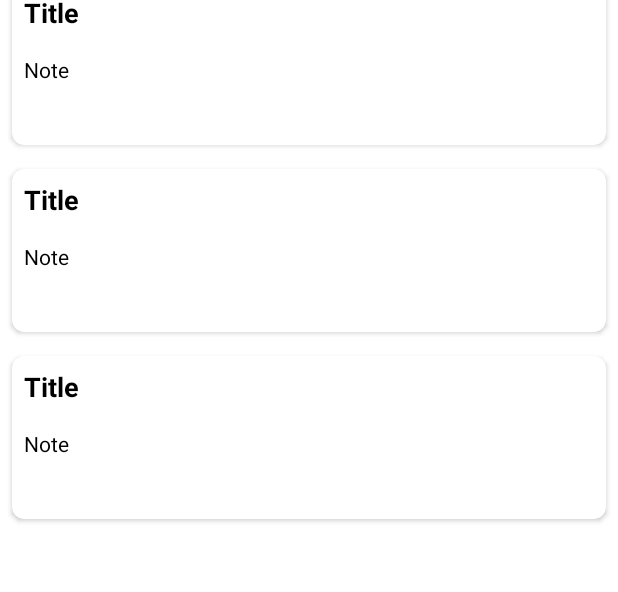
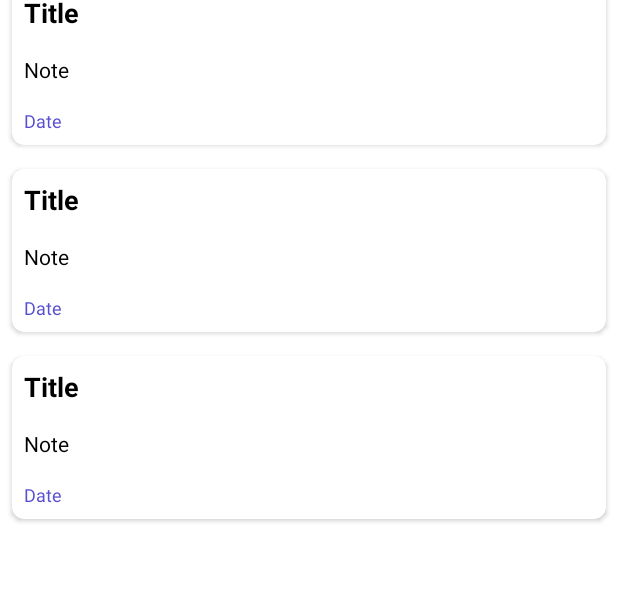
Before and after one commit to Gten71/NotesApp, an Android app: the layout activity_main.xml on its own in the app's theme, with its tools: preview values and no code run, on a phone screen of 412 x 824 dp. Shown: the part 138-730 px from the top of the screen. Run offline under Robolectric (Android 15) with nearby library versions, the phone set to English and light mode, and no system bars.

Commit message:
change color

```diff
--- a/app/src/main/java/com/example/notesapp/Adapter/NotesAdapter.kt
+++ b/app/src/main/java/com/example/notesapp/Adapter/NotesAdapter.kt
@@ -44,8 +44,7 @@ class NotesAdapter (private val context : Context, val listener: NotesClickListe
         NotesList.clear()
 
         for(item in fullList){
-            if (item.title?.lowercase()?.contains(search.lowercase()) == true ||
-                    item.note?.lowercase()?.contains(search.lowercase()) == true){
+            if (item.title?.lowercase()?.contains(search.lowercase()) || item.note?.lowercase()?.contains(search.lowercase())){
                 NotesList.add(item)
             }
         }
--- a/app/src/main/res/layout/list_item.xml
+++ b/app/src/main/res/layout/list_item.xml
@@ -58,7 +58,7 @@
             android:maxLines="10"
             android:padding="8dp"
             android:text="Date"
-            android:textColor="@color/white"
+            android:textColor="@color/green"
             android:textSize="12sp"/>
 
     </LinearLayout>
```
Also changed, not shown: app/src/main/res/values/colors.xml (+4 -4 lines).
